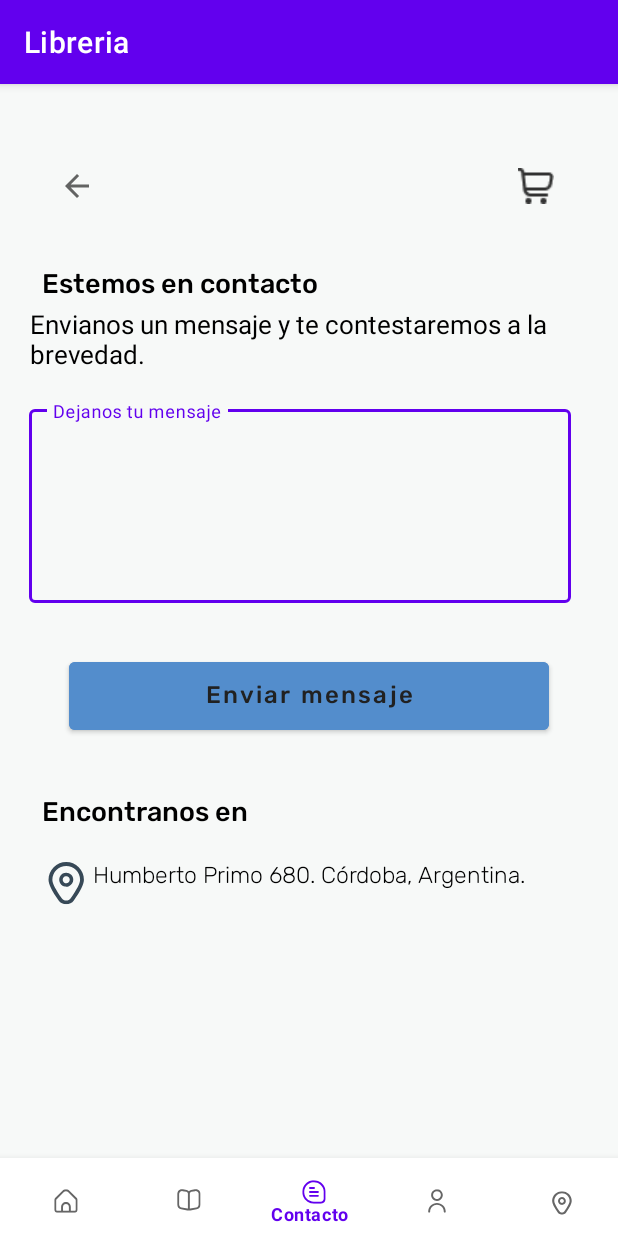
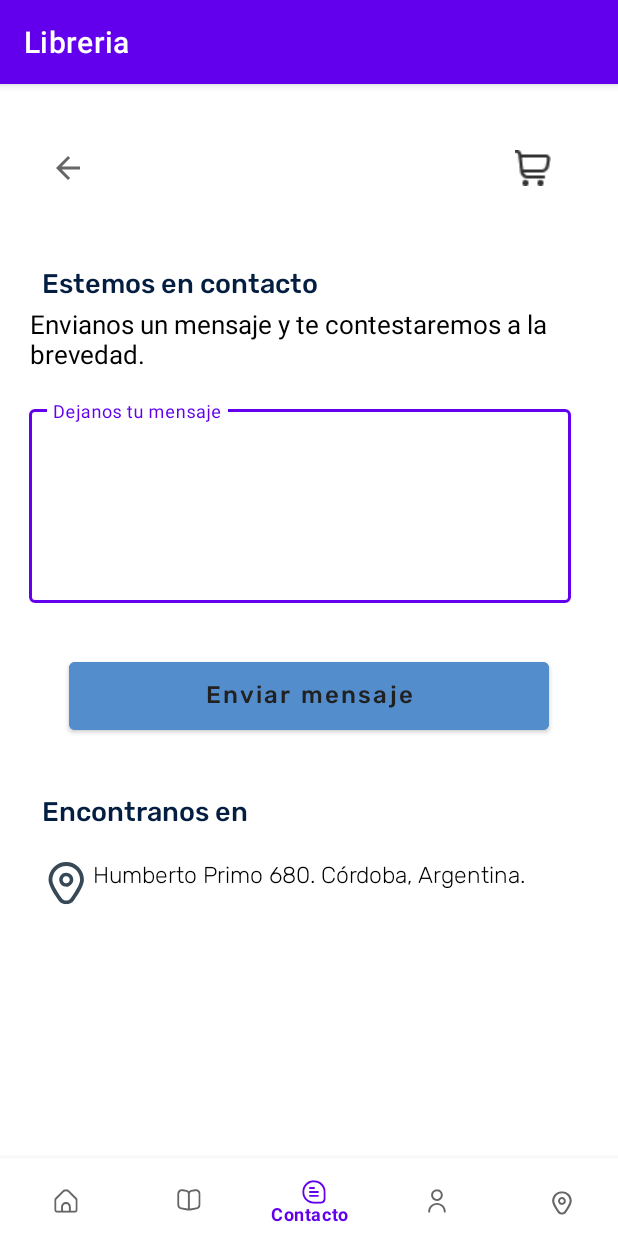
Before and after one commit to projects-ISPC/practicaProfesionalizante-ISPC, an Android app: the Contact screen opened directly, with no data from a screen before it, on a phone screen of 412 x 824 dp. Run offline under Robolectric (Android 15) with nearby library versions, the phone set to English and light mode, and no system bars.

Commit message:
agrego funcionalidad a los botones de la barra de navegacion inferior en todas las vistas. Modifico el color de fondo de algunos detalles para unificar la estetica

```diff
--- a/FrontEnd 2024/App/libreria/app/src/main/java/com/proyectoispc/libreria/Carrito.java
+++ b/FrontEnd 2024/App/libreria/app/src/main/java/com/proyectoispc/libreria/Carrito.java
@@ -82,6 +82,12 @@ public class Carrito extends AppCompatActivity {
                     return true;
                 }
 
+                if(id == R.id.about){
+                    startActivity(new Intent(getApplicationContext(), AboutUs.class));
+                    overridePendingTransition(0,0);
+                    return true;
+                }
+
                 return false;
             }
         });
--- a/FrontEnd 2024/App/libreria/app/src/main/java/com/proyectoispc/libreria/Catalogue.java
+++ b/FrontEnd 2024/App/libreria/app/src/main/java/com/proyectoispc/libreria/Catalogue.java
@@ -69,6 +69,12 @@ public class Catalogue extends AppCompatActivity {
                     return true;
                 }
 
+                if(id == R.id.about){
+                    startActivity(new Intent(getApplicationContext(), AboutUs.class));
+                    overridePendingTransition(0,0);
+                    return true;
+                }
+
                 return false;
             }
         });
--- a/FrontEnd 2024/App/libreria/app/src/main/java/com/proyectoispc/libreria/Checkout.java
+++ b/FrontEnd 2024/App/libreria/app/src/main/java/com/proyectoispc/libreria/Checkout.java
@@ -83,6 +83,12 @@ public class Checkout extends AppCompatActivity {
                     return true;
                 }
 
+                if(id == R.id.about){
+                    startActivity(new Intent(getApplicationContext(), AboutUs.class));
+                    overridePendingTransition(0,0);
+                    return true;
+                }
+
                 return false;
             }
         });
--- a/FrontEnd 2024/App/libreria/app/src/main/java/com/proyectoispc/libreria/ConfirmacionCompra.java
+++ b/FrontEnd 2024/App/libreria/app/src/main/java/com/proyectoispc/libreria/ConfirmacionCompra.java
@@ -72,6 +72,12 @@ public class ConfirmacionCompra extends AppCompatActivity {
                     return true;
                 }
 
+                if(id == R.id.about){
+                    startActivity(new Intent(getApplicationContext(), AboutUs.class));
+                    overridePendingTransition(0,0);
+                    return true;
+                }
+
                 return false;
             }
         });
--- a/FrontEnd 2024/App/libreria/app/src/main/java/com/proyectoispc/libreria/Contact.java
+++ b/FrontEnd 2024/App/libreria/app/src/main/java/com/proyectoispc/libreria/Contact.java
@@ -86,6 +86,12 @@ public class Contact extends AppCompatActivity {
                     return true;
                 }
 
+                if(id == R.id.about){
+                    startActivity(new Intent(getApplicationContext(), AboutUs.class));
+                    overridePendingTransition(0,0);
+                    return true;
+                }
+
                 return false;
             }
         });
--- a/FrontEnd 2024/App/libreria/app/src/main/java/com/proyectoispc/libreria/Pago.java
+++ b/FrontEnd 2024/App/libreria/app/src/main/java/com/proyectoispc/libreria/Pago.java
@@ -79,6 +79,12 @@ public class Pago extends AppCompatActivity {
                     return true;
                 }
 
+                if(id == R.id.about){
+                    startActivity(new Intent(getApplicationContext(), AboutUs.class));
+                    overridePendingTransition(0,0);
+                    return true;
+                }
+
                 return false;
             }
         });
--- a/FrontEnd 2024/App/libreria/app/src/main/java/com/proyectoispc/libreria/Profile.java
+++ b/FrontEnd 2024/App/libreria/app/src/main/java/com/proyectoispc/libreria/Profile.java
@@ -165,6 +165,12 @@ public class Profile extends AppCompatActivity {
                     return true;
                 }
 
+                if(id == R.id.about){
+                    startActivity(new Intent(getApplicationContext(), AboutUs.class));
+                    overridePendingTransition(0,0);
+                    return true;
+                }
+
                 return false;
             }
         });
--- a/FrontEnd 2024/App/libreria/app/src/main/res/layout/activity_contact.xml
+++ b/FrontEnd 2024/App/libreria/app/src/main/res/layout/activity_contact.xml
@@ -4,21 +4,21 @@
     xmlns:tools="http://schemas.android.com/tools"
     android:layout_width="match_parent"
     android:layout_height="match_parent"
-    android:background="#F7F9F8"
+
     tools:context=".Contact">
 
     <ImageButton
         android:id="@+id/imagenFlecha"
         android:layout_width="50dp"
         android:layout_height="48dp"
-        android:layout_marginTop="16dp"
-        android:background="#F7F9F8"
+        android:background="@color/white"
         android:contentDescription="@string/volver_atras"
         app:layout_constraintBottom_toTopOf="@+id/titleContact"
         app:layout_constraintEnd_toEndOf="parent"
-        app:layout_constraintHorizontal_bias="0.071"
+        app:layout_constraintHorizontal_bias="0.055"
         app:layout_constraintStart_toStartOf="parent"
         app:layout_constraintTop_toTopOf="parent"
+        app:layout_constraintVertical_bias="0.444"
         app:srcCompat="?attr/actionModeCloseDrawable" />
 
     <ImageButton
@@ -26,13 +26,14 @@
         android:layout_width="50dp"
         android:layout_height="48dp"
         android:layout_marginTop="16dp"
-        android:background="#F7F9F8"
+        android:background="@color/white"
         android:contentDescription="@string/ir_al_carrito"
         app:layout_constraintBottom_toTopOf="@+id/titleContact"
         app:layout_constraintEnd_toEndOf="parent"
-        app:layout_constraintHorizontal_bias="0.918"
+        app:layout_constraintHorizontal_bias="0.911"
         app:layout_constraintStart_toStartOf="parent"
         app:layout_constraintTop_toTopOf="parent"
+        app:layout_constraintVertical_bias="0.285"
         app:srcCompat="@drawable/shoppingcarticon" />
 
     <TextView
@@ -43,7 +44,7 @@
         android:layout_marginTop="120dp"
         android:fontFamily="@font/rubik_medium"
         android:text="Estemos en contacto"
-        android:textColor="@color/black"
+        android:textColor="@color/color1"
         android:textFontWeight="500"
         android:textSize="18sp"
         android:textStyle="bold"
@@ -98,7 +99,7 @@
         android:layout_marginTop="472dp"
         android:fontFamily="@font/rubik_medium"
         android:text="Encontranos en"
-        android:textColor="@color/black"
+        android:textColor="@color/color1"
         android:textFontWeight="500"
         android:textSize="18sp"
         android:textStyle="bold"
```
Also changed, not shown: FrontEnd 2024/App/libreria/app/src/main/java/com/proyectoispc/libreria/BookDetail.java (+7 -0 lines), FrontEnd 2024/App/libreria/app/src/main/res/layout/activity_about_us.xml (+5 -6 lines).
